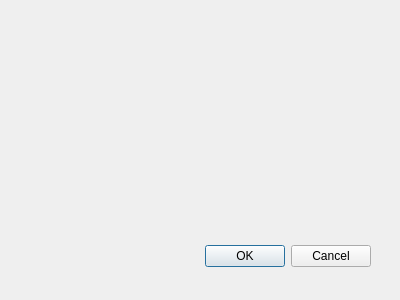
Before: the Qt Designer form Lumberjack_dialog_base.ui in carobrus/lumberjack_qgis_plugin, drawn with Qt 5.
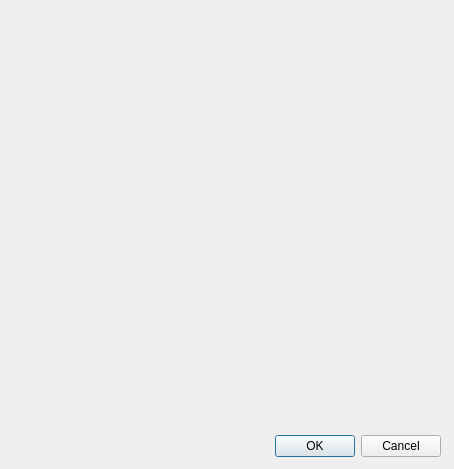
After: the same form once the commit is applied.

Patch:
```diff
--- a/Lumberjack_dialog_base.ui
+++ b/Lumberjack_dialog_base.ui
@@ -1,23 +1,23 @@
 <ui version="4.0" >
  <class>LumberjackDialogBase</class>
- <widget class="QDialog" name="LumberjackDialogBase" >
-  <property name="geometry" >
+ <widget class="QDialog" name="LumberjackDialogBase">
+  <property name="geometry">
    <rect>
     <x>0</x>
     <y>0</y>
-    <width>400</width>
-    <height>300</height>
+    <width>454</width>
+    <height>469</height>
    </rect>
   </property>
   <property name="windowTitle" >
    <string>Lumberjack</string>
   </property>
-  <widget class="QDialogButtonBox" name="button_box" >
-   <property name="geometry" >
+  <widget class="QDialogButtonBox" name="button_box">
+   <property name="geometry">
     <rect>
-     <x>30</x>
-     <y>240</y>
-     <width>341</width>
+     <x>10</x>
+     <y>430</y>
+     <width>431</width>
      <height>32</height>
     </rect>
    </property>
```
Left out of the diff: 33 changed lines with no effect on the pictures.
